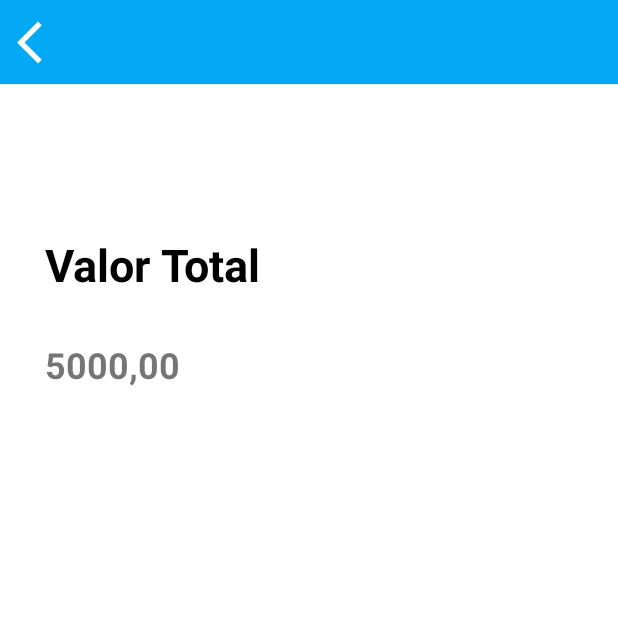
After one commit to marcelosanto/bancomr-kotlin, an Android app: the Poupanca screen opened directly, with no data from a screen before it, on a phone screen of 412 x 824 dp, the top half of it. The commit adds this screen. Run offline under Robolectric (Android 15) with nearby library versions, the phone set to English and light mode, and no system bars.

Commit message:
feat: Tela de Poupanca criada, toolbar, assim como back button e title

```diff
--- a/app/src/main/AndroidManifest.xml
+++ b/app/src/main/AndroidManifest.xml
@@ -9,7 +9,8 @@
         android:roundIcon="@mipmap/ic_launcher_round"
         android:supportsRtl="true"
         android:theme="@style/Theme.BancoMR">
-        <activity android:name=".Faturas"></activity>
+        <activity android:name=".Poupanca"></activity>
+        <activity android:name=".Faturas" />
         <activity android:name=".Saldo" />
         <activity android:name=".MainActivity">
             <intent-filter>
--- a/app/src/main/java/com/marcelo/bancomr/MainActivity.kt
+++ b/app/src/main/java/com/marcelo/bancomr/MainActivity.kt
@@ -25,5 +25,11 @@ class MainActivity : AppCompatActivity() {
             startActivity(intent)
             finish()
         }
+
+        binding.poupanca.setOnClickListener {
+            val intent = Intent(this, Poupanca::class.java)
+            startActivity(intent)
+            finish()
+        }
     }
 }
--- /dev/null
+++ b/app/src/main/java/com/marcelo/bancomr/Poupanca.kt
@@ -0,0 +1,33 @@
+package com.marcelo.bancomr
+
+import android.content.Intent
+import androidx.appcompat.app.AppCompatActivity
+import android.os.Bundle
+import com.marcelo.bancomr.databinding.ActivityFaturasBinding
+import com.marcelo.bancomr.databinding.ActivityPoupancaBinding
+
+class Poupanca : AppCompatActivity() {
+    private lateinit var binding: ActivityPoupancaBinding
+
+    override fun onCreate(savedInstanceState: Bundle?) {
+        super.onCreate(savedInstanceState)
+
+        binding = ActivityPoupancaBinding.inflate(layoutInflater)
+        val view = binding.root
+        setContentView(view)
+
+        supportActionBar!!.hide()
+
+        val toolbar = binding.toolbarPoupanca
+        toolbar.title = "Poupança"
+        toolbar.setTitleTextColor(getColor(R.color.white))
+        toolbar.setTitleMargin(400,0,400,0)
+        toolbar.setBackgroundColor(getColor(R.color.light_blue))
+        toolbar.setNavigationIcon(getDrawable(R.drawable.ic_voltar))
+        toolbar.setNavigationOnClickListener {
+            val intent = Intent(this, MainActivity::class.java)
+            startActivity(intent)
+            finish()
+        }
+    }
+}
--- /dev/null
+++ b/app/src/main/res/layout/activity_poupanca.xml
@@ -0,0 +1,35 @@
+<?xml version="1.0" encoding="utf-8"?>
+<LinearLayout xmlns:android="http://schemas.android.com/apk/res/android"
+    xmlns:app="http://schemas.android.com/apk/res-auto"
+    xmlns:tools="http://schemas.android.com/tools"
+    android:layout_width="match_parent"
+    android:layout_height="match_parent"
+    android:orientation="vertical"
+    tools:context=".Poupanca">
+
+    <androidx.appcompat.widget.Toolbar
+        android:id="@+id/toolbar_poupanca"
+        android:layout_width="match_parent"
+        android:layout_height="wrap_content"/>
+
+    <TextView
+        android:id="@+id/textView8"
+        android:layout_width="match_parent"
+        android:layout_height="wrap_content"
+        android:layout_marginLeft="30sp"
+        android:layout_marginTop="100sp"
+        android:text="Valor Total"
+        android:textColor="@color/black"
+        android:textSize="30sp"
+        android:textStyle="bold" />
+
+    <TextView
+        android:id="@+id/textView9"
+        android:layout_width="match_parent"
+        android:layout_height="wrap_content"
+        android:layout_marginLeft="30sp"
+        android:layout_marginTop="30sp"
+        android:text="5000,00"
+        android:textSize="24sp"
+        android:textStyle="bold" />
+</LinearLayout>
```
Also changed, not shown: app/src/main/res/layout/activity_faturas.xml (+7 -5 lines).
